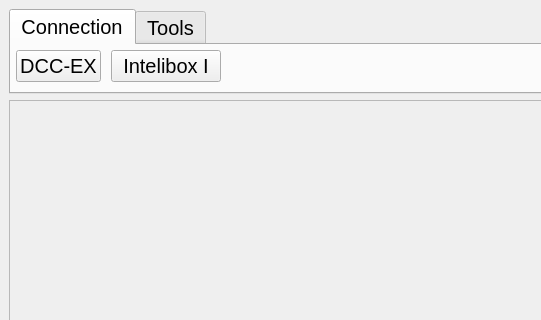
The window that src/mainWindow/ui_mainwindow.ui (ScrollDP/CCSMTR) describes before a commit, drawn with Qt 5; both pictures show x 0 to 541 and y 0 to 320 of the 807 by 478 pixel window.
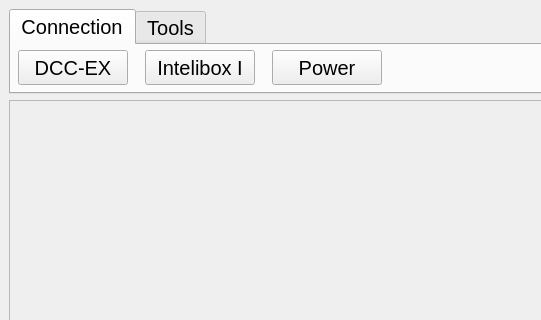
The same window after the commit. The open tabs and pages were chosen to show the change.

Commit message: PowerWindow, simplify powerWindow, uprava zloziek

What changed in the file:
```diff
--- a/src/mainWindow/ui_mainwindow.ui
+++ b/src/mainWindow/ui_mainwindow.ui
@@ -45,6 +45,8 @@
    </property>
    <layout class="QVBoxLayout" name="verticalLayout">
     <item>
+     <layout class="QVBoxLayout" name="verticalLayout_4">
+      <item>
      <layout class="QVBoxLayout" name="verticalLayout_2">
       <property name="bottomMargin">
        <number>0</number>
@@ -87,7 +89,7 @@
          <enum>QTabWidget::TabPosition::North</enum>
         </property>
         <property name="currentIndex">
-         <number>0</number>
+           <number>1</number>
         </property>
         <property name="documentMode">
          <bool>false</bool>
@@ -108,40 +110,39 @@
          <attribute name="title">
           <string>Connection</string>
          </attribute>
-         <widget class="QWidget" name="formLayoutWidget_2">
+           <widget class="QWidget" name="gridLayoutWidget">
           <property name="geometry">
            <rect>
             <x>0</x>
             <y>0</y>
-            <width>261</width>
-            <height>41</height>
-           </rect>
-          </property>
-          <layout class="QFormLayout" name="formLayout_2">
-           <property name="horizontalSpacing">
-            <number>10</number>
-           </property>
+              <width>381</width>
+              <height>45</height>
+             </rect>
+            </property>
+            <layout class="QGridLayout" name="gridLayout">
            <property name="leftMargin">
             <number>5</number>
            </property>
            <property name="topMargin">
             <number>5</number>
            </property>
-           <item row="0" column="0">
-            <widget class="QPushButton" name="actionDCC_EX">
-             <property name="maximumSize">
-              <size>
-               <width>110</width>
-               <height>35</height>
-              </size>
+             <property name="rightMargin">
+              <number>5</number>
              </property>
-             <property name="text">
-              <string>DCC-EX</string>
+             <property name="bottomMargin">
+              <number>5</number>
              </property>
-            </widget>
-           </item>
+             <property name="horizontalSpacing">
+              <number>15</number>
+             </property>
            <item row="0" column="1">
             <widget class="QPushButton" name="actionIntelibox_I">
+               <property name="minimumSize">
+                <size>
+                 <width>110</width>
+                 <height>35</height>
+                </size>
+               </property>
              <property name="maximumSize">
               <size>
                <width>110</width>
@@ -153,6 +154,44 @@
              </property>
             </widget>
            </item>
+             <item row="0" column="0">
+              <widget class="QPushButton" name="actionDCC_EX">
+               <property name="minimumSize">
+                <size>
+                 <width>110</width>
+                 <height>35</height>
+                </size>
+               </property>
+               <property name="maximumSize">
+                <size>
+                 <width>110</width>
+                 <height>35</height>
+                </size>
+               </property>
+               <property name="text">
+                <string>DCC-EX</string>
+               </property>
+              </widget>
+             </item>
+             <item row="0" column="2">
+              <widget class="QPushButton" name="actionPower">
+               <property name="minimumSize">
+                <size>
+                 <width>110</width>
+                 <height>35</height>
+                </size>
+               </property>
+               <property name="maximumSize">
+                <size>
+                 <width>110</width>
+                 <height>35</height>
+                </size>
+               </property>
+               <property name="text">
+                <string>Power</string>
+               </property>
+              </widget>
+             </item>
           </layout>
          </widget>
         </widget>
@@ -160,27 +199,39 @@
          <attribute name="title">
           <string>Tools</string>
          </attribute>
-         <widget class="QWidget" name="formLayoutWidget">
+           <widget class="QWidget" name="gridLayoutWidget_2">
           <property name="geometry">
            <rect>
             <x>0</x>
             <y>0</y>
-            <width>241</width>
-            <height>41</height>
-           </rect>
-          </property>
-          <layout class="QFormLayout" name="formLayout">
-           <property name="horizontalSpacing">
-            <number>10</number>
-           </property>
+              <width>261</width>
+              <height>45</height>
+             </rect>
+            </property>
+            <layout class="QGridLayout" name="gridLayout_2">
            <property name="leftMargin">
             <number>5</number>
            </property>
            <property name="topMargin">
             <number>5</number>
            </property>
+             <property name="rightMargin">
+              <number>5</number>
+             </property>
+             <property name="bottomMargin">
+              <number>5</number>
+             </property>
+             <property name="horizontalSpacing">
+              <number>15</number>
+             </property>
            <item row="0" column="0">
             <widget class="QPushButton" name="actionThrottle">
+               <property name="minimumSize">
+                <size>
+                 <width>110</width>
+                 <height>35</height>
+                </size>
+               </property>
              <property name="maximumSize">
               <size>
                <width>110</width>
@@ -194,6 +245,12 @@
            </item>
            <item row="0" column="1">
             <widget class="QPushButton" name="actionTurnouts">
+               <property name="minimumSize">
+                <size>
+                 <width>110</width>
+                 <height>35</height>
+                </size>
+               </property>
              <property name="maximumSize">
               <size>
                <width>110</width>
@@ -213,9 +270,9 @@
      </layout>
     </item>
     <item>
-     <layout class="QVBoxLayout" name="verticalLayout_4">
+       <layout class="QVBoxLayout" name="verticalLayout_3">
       <item>
-       <widget class="QFrame" name="frame">
+         <widget class="QFrame" name="frame_2">
         <property name="frameShape">
          <enum>QFrame::Shape::StyledPanel</enum>
         </property>
@@ -223,6 +280,8 @@
          <enum>QFrame::Shadow::Raised</enum>
         </property>
        </widget>
+        </item>
+       </layout>
       </item>
      </layout>
     </item>
```
Lines whose indentation alone changed are shown as unchanged. The commit also changes 16 other files.
